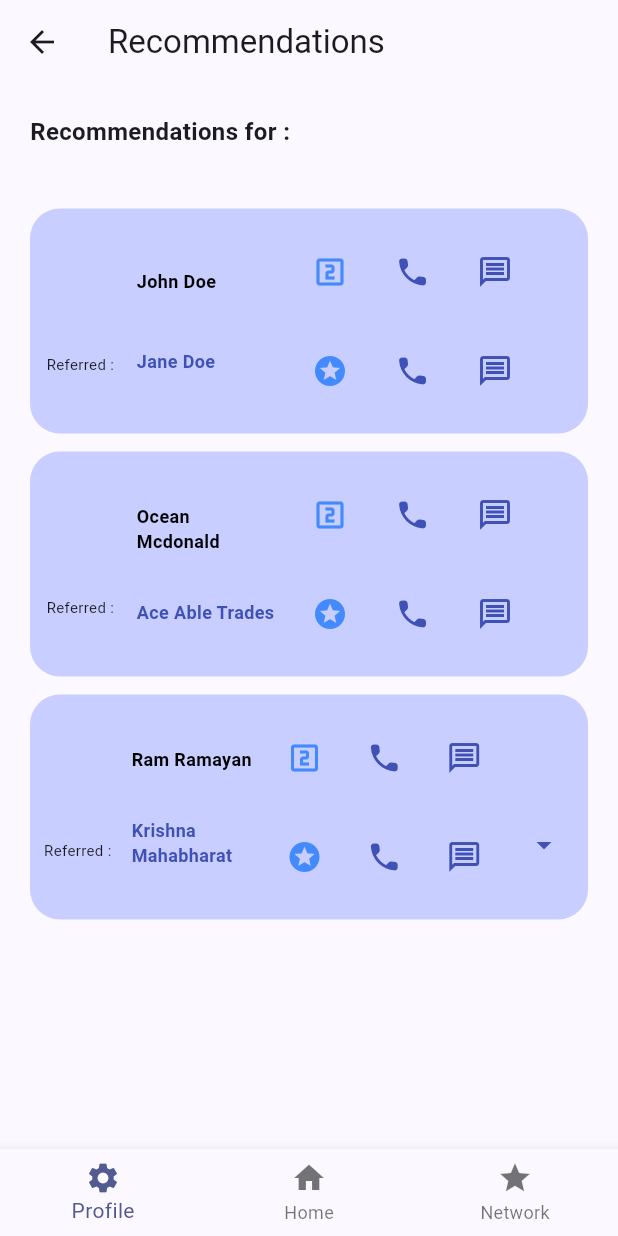
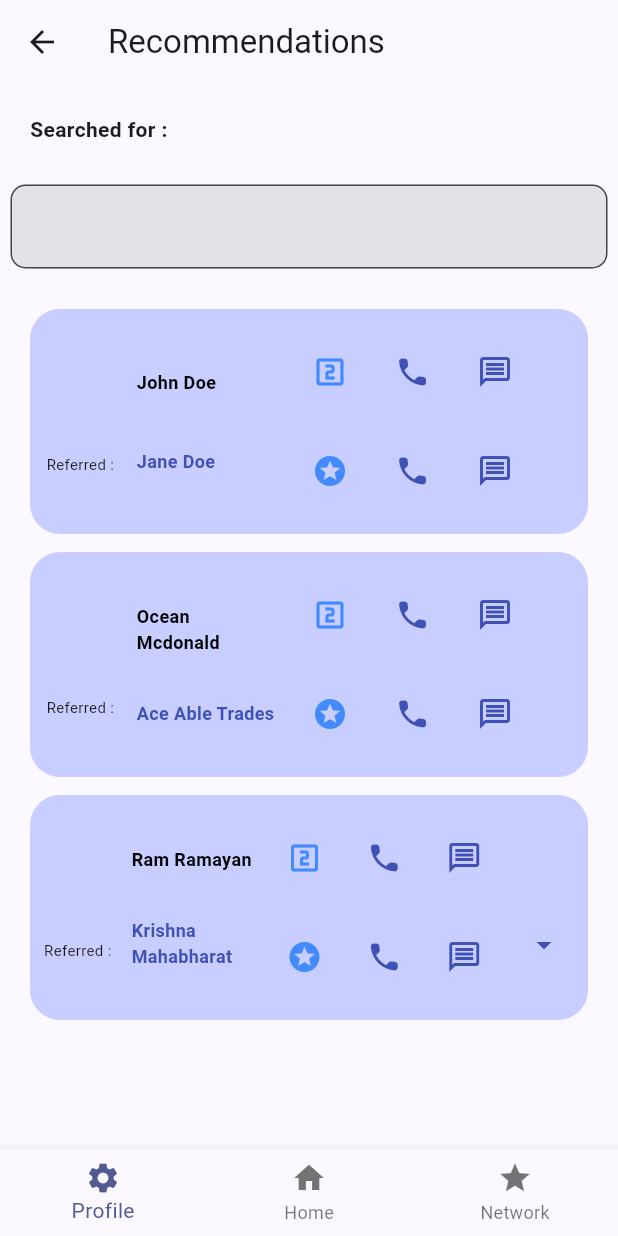
Before and after one commit to lalitparkale/TrustNet, a Flutter app: the RecommendationPage screen opened directly, on a phone screen of 412 x 824 dp. Run offline on Flutter 3.47's test engine with Material 3 defaults, Android fonts, the light colour scheme and no system bars; our stand-ins replace location; missing offline and left inert: aad_b2c_webview; statements that could not run were skipped.

Commit message:
Home screen: - increased image size - updated search label and hint Recommendation screen: - added searched text into textfield

```diff
--- a/Prototype/mobile_app/lib/pages/recommendation.dart
+++ b/Prototype/mobile_app/lib/pages/recommendation.dart
@@ -11,12 +11,15 @@
 
 //create a stateless page to display the recommendations based on the search text
 class RecommendationPage extends StatelessWidget {
-  const RecommendationPage({super.key});
+  RecommendationPage({super.key});
 
   void _getInitInfo() {
     //get the search text from the search model
     //SearchModel.getSearchText();
+    readonlyTextController.text = SearchModel.getSearchText();
   }
+
+  final readonlyTextController = TextEditingController(text: 'temp');
 
   @override
   Widget build(BuildContext context) {
@@ -31,14 +34,26 @@
           child: Column(
             crossAxisAlignment: CrossAxisAlignment.start,
             children: [
-              Padding(
-                padding: const EdgeInsets.all(20),
+              const Padding(
+                padding: EdgeInsets.all(20),
                 child: Text(
-                  'Recommendations for : ${SearchModel.getSearchText()}',
-                  style: const TextStyle(
-                    fontSize: 16,
+                  'Searched for : ',
+                  style: TextStyle(
+                    fontSize: 14,
                     fontWeight: FontWeight.bold,
                   ),
+                ),
+              ),
+              Padding(
+                padding: const EdgeInsets.all(7),
+                child: TextField(
+                  readOnly: true,
+                  controller: readonlyTextController,
+                  decoration: const InputDecoration(
+                      border: OutlineInputBorder(
+                        borderRadius: BorderRadius.all(Radius.circular(10)),
+                      ),
+                      filled: true),
                 ),
               ),
               const SizedBox(
--- a/Prototype/mobile_app/pubspec.yaml
+++ b/Prototype/mobile_app/pubspec.yaml
@@ -16,7 +16,7 @@ publish_to: 'none' # Remove this line if you wish to publish to pub.dev
 # https://developer.apple.com/library/archive/documentation/General/Reference/InfoPlistKeyReference/Articles/CoreFoundationKeys.html
 # In Windows, build-name is used as the major, minor, and patch parts
 # of the product and file versions while build-number is used as the build suffix.
-version: 0.0.1+4
+version: 0.0.1+5
 
 environment:
   sdk: '>=3.2.3 <4.0.0'
```
Also changed, not shown: Prototype/mobile_app/lib/pages/home.dart (+7 -6 lines).
